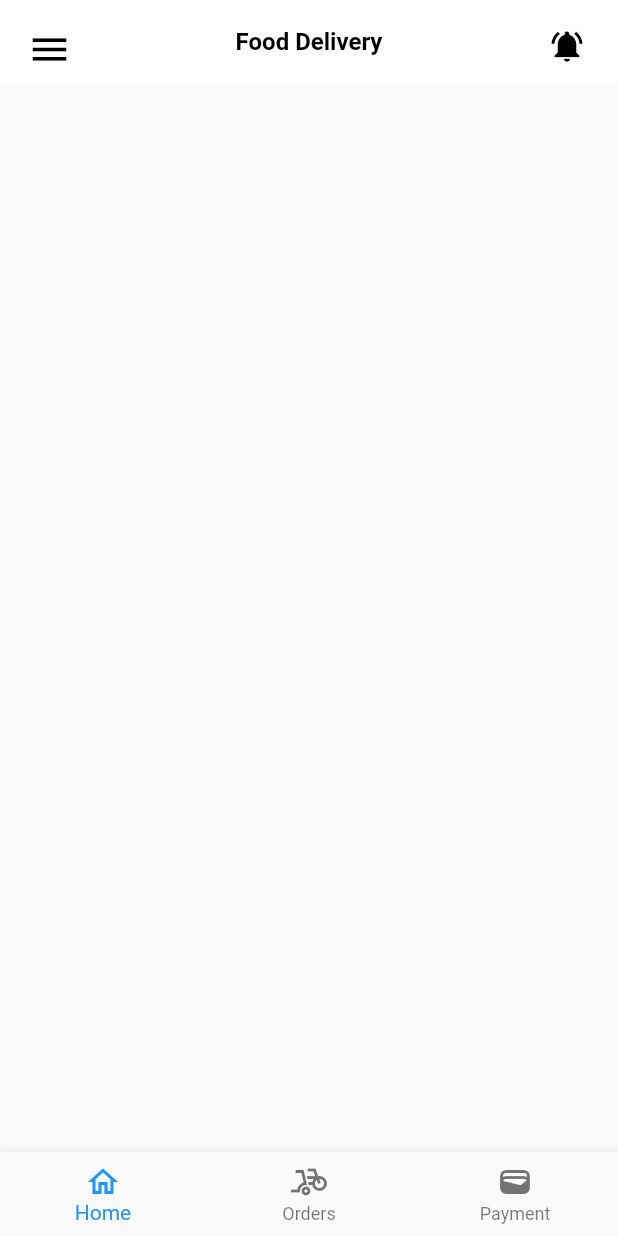
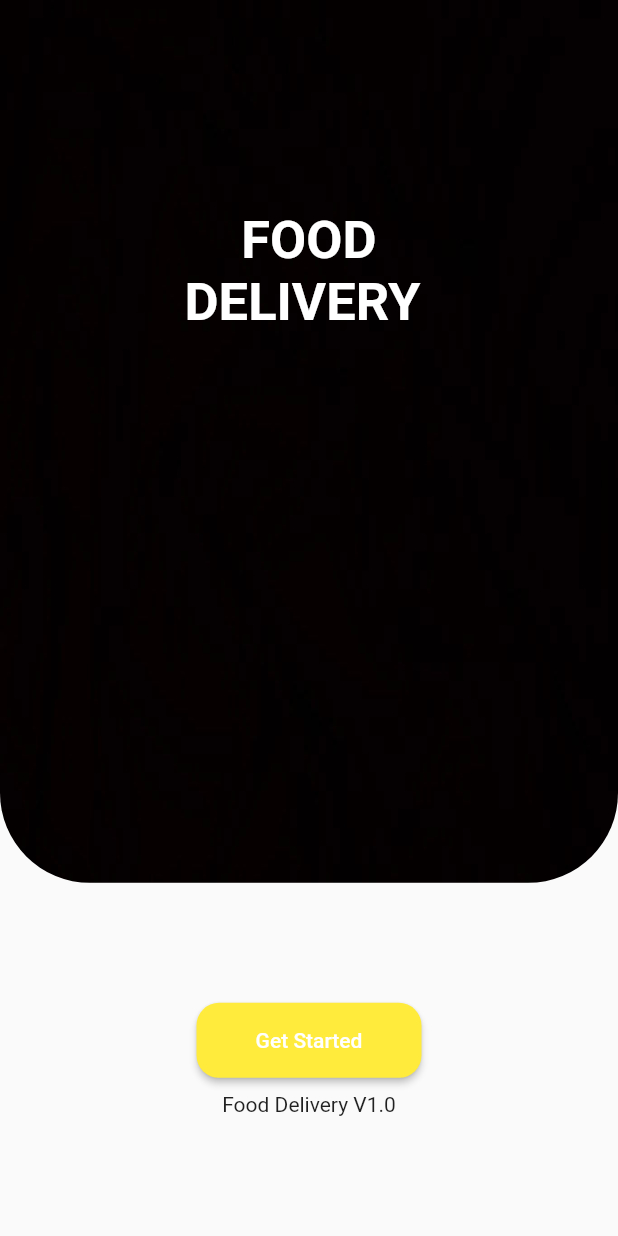
Before and after one commit to basanthraj15/food-delivery-app, a Flutter app: the screen it shows after launch, on a phone screen of 412 x 824 dp. Run offline on Flutter 3.47's test engine with Material 2 defaults, Android fonts, the phone set to English and light mode, and no system bars.

Commit message:
Get started screen created

```diff
--- /dev/null
+++ b/lib/Pages/Splashscreen.dart
@@ -0,0 +1,113 @@
+import 'package:flutter/material.dart';
+import 'package:flutter/src/widgets/framework.dart';
+import 'package:food_delivery/Pages/HomePage.dart';
+
+
+class SplashScreen extends StatelessWidget {
+
+
+
+  const SplashScreen({super.key});
+
+  @override
+  Widget build(BuildContext context) {
+
+    return Scaffold(
+      body: SafeArea(
+        child: Column(
+
+          children: [
+
+            splashImageWidget(),
+            const SizedBox(
+              height: 80,
+            ),
+            ElevatedButton(
+              onPressed: () {
+                Navigator.push(
+                  context,
+                  MaterialPageRoute(builder: (context) => HomePage()),
+                );
+              },
+              child: Text("Get Started"),
+
+              style: ElevatedButton.styleFrom(
+               fixedSize: Size(150,50),
+                backgroundColor: Colors.yellow,
+                shape: RoundedRectangleBorder(
+                  borderRadius: BorderRadius.circular(15),
+                ),
+              ),
+            ),
+             SizedBox(height:10),
+            Text(
+              'Food Delivery V1.0',
+              style: TextStyle(fontWeight: FontWeight.w400),
+            )
+          ],
+        ),
+      ),
+    );
+  }
+}
+
+class splashImageWidget extends StatelessWidget {
+  const splashImageWidget({
+    super.key,
+  });
+
+  @override
+  Widget build(BuildContext context) {
+        double screenWidth = MediaQuery.of(context).size.width;
+    double screenHeight = MediaQuery.of(context).size.height;
+    return Stack(
+      children: <Widget>[
+        Container(
+            height:screenHeight/1.4,
+            width: double.infinity,
+            child: ClipRRect(
+                borderRadius: BorderRadius.only(
+                  bottomLeft: Radius.circular(60),
+                  bottomRight: Radius.circular(60),
+                ),
+                child: Image.asset(
+                  'assets/black.jpg',
+                  fit: BoxFit.fill,
+                ))),
+        SplashScreenTextWidget()
+      ],
+    );
+  }
+}
+
+class SplashScreenTextWidget extends StatelessWidget {
+  const SplashScreenTextWidget({
+    super.key,
+  });
+
+  @override
+  Widget build(BuildContext context) {
+    return Container(
+      child: Column(
+        children: const [
+          Center(
+              child: Padding(
+            padding: EdgeInsets.only(top: 140.0),
+            child: Text('FOOD',
+                style: TextStyle(
+                    fontSize: 35,
+                    color: Colors.white,
+                    fontWeight: FontWeight.bold)),
+          )),
+          Center(
+              child: Text(
+            'DELIVERY ',
+            style: TextStyle(
+                fontSize: 35, color: Colors.white, fontWeight: FontWeight.bold),
+          )),
+
+        ],
+      ),
+    );
+  }
+}
--- a/lib/main.dart
+++ b/lib/main.dart
@@ -1,5 +1,5 @@
 import 'package:flutter/material.dart';
-import 'package:food_delivery/Pages/HomePage.dart';
+import 'package:food_delivery/Pages/SplashScreen.dart';
 
 
 void main() {
@@ -13,7 +13,7 @@ class MyApp extends StatelessWidget {
   Widget build(BuildContext context) {
     return const MaterialApp(
       debugShowCheckedModeBanner: false,
-      home:HomePage(),
+      home:SplashScreen(),
     );
   }
 }
```
Also changed, not shown: pubspec.yaml (+9 -4 lines), assets/black.jpg (added), pubspec.lock.
